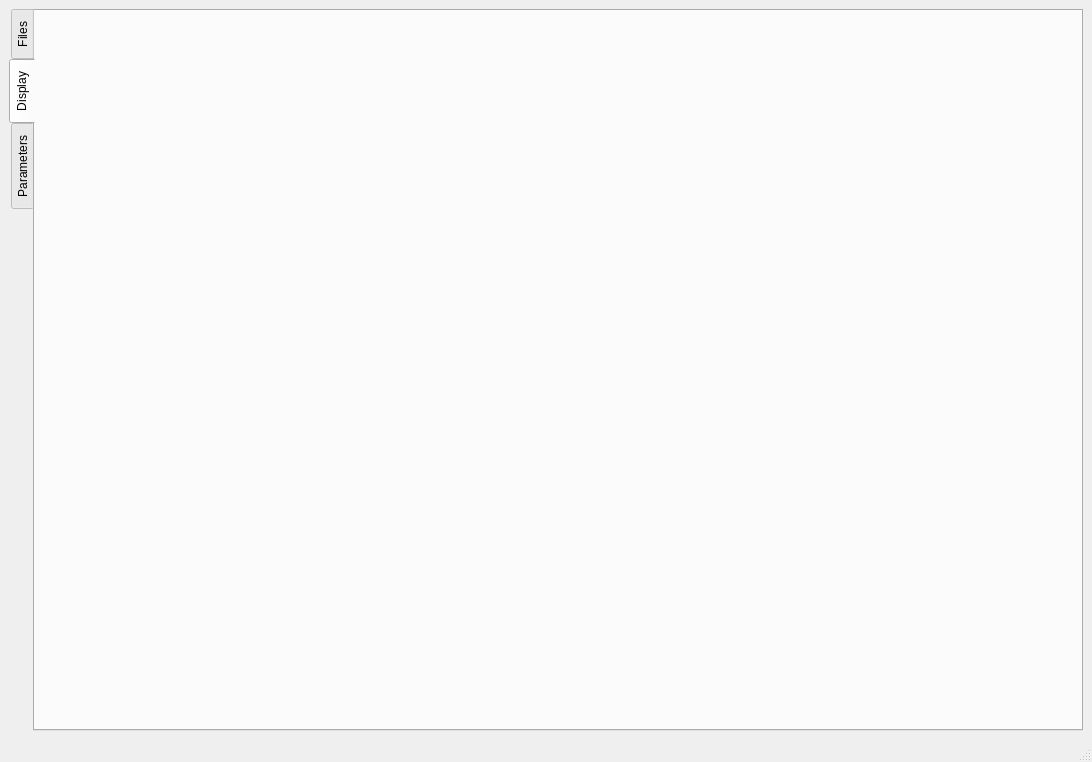
First picture: the form in mainwindow.ui, repository FastTrackOrg/FastTrack, before the edit.
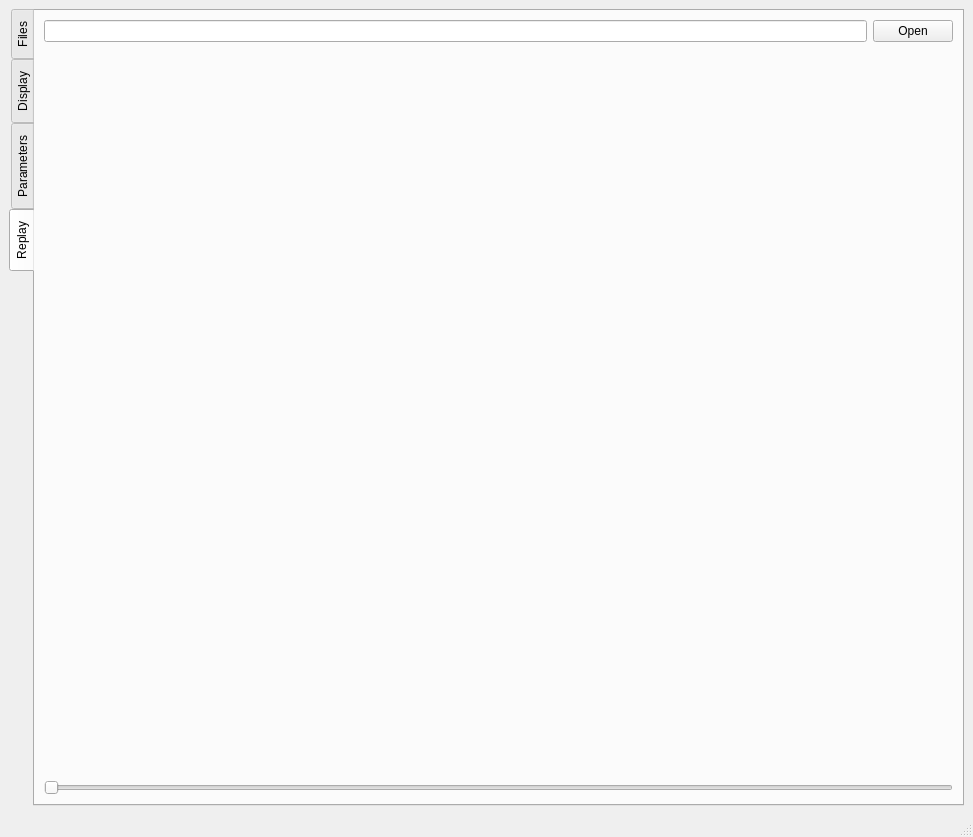
Second picture: the form after the edit. The open tabs and pages were chosen to show the change.

Commit message:
[feat] replay: add replay panel
Replay panel allows the user to replay the tracking
TO DO: dynamic correction by clicking on fish

```diff
--- a/mainwindow.ui
+++ b/mainwindow.ui
@@ -6,8 +6,8 @@
    <rect>
     <x>0</x>
     <y>0</y>
-    <width>1092</width>
-    <height>762</height>
+    <width>973</width>
+    <height>837</height>
    </rect>
   </property>
   <property name="windowTitle">
@@ -114,11 +114,11 @@
         </item>
         <item row="0" column="1">
          <widget class="QLabel" name="display2">
-          <property name="maximumSize">
-           <size>
-            <width>524</width>
-            <height>650</height>
-           </size>
+          <property name="sizePolicy">
+           <sizepolicy hsizetype="Ignored" vsizetype="Ignored">
+            <horstretch>0</horstretch>
+            <verstretch>0</verstretch>
+           </sizepolicy>
           </property>
           <property name="text">
            <string/>
@@ -161,6 +161,43 @@
         </item>
        </layout>
       </widget>
+      <widget class="QWidget" name="replay">
+       <attribute name="title">
+        <string>Replay</string>
+       </attribute>
+       <layout class="QGridLayout" name="gridLayout_5">
+        <item row="0" column="0">
+         <widget class="QLineEdit" name="replayPath"/>
+        </item>
+        <item row="0" column="1">
+         <widget class="QPushButton" name="replayOpen">
+          <property name="text">
+           <string>Open</string>
+          </property>
+         </widget>
+        </item>
+        <item row="2" column="0" colspan="2">
+         <widget class="QSlider" name="replaySlider">
+          <property name="orientation">
+           <enum>Qt::Horizontal</enum>
+          </property>
+         </widget>
+        </item>
+        <item row="1" column="0" colspan="2">
+         <widget class="QLabel" name="replayDisplay">
+          <property name="sizePolicy">
+           <sizepolicy hsizetype="Ignored" vsizetype="Ignored">
+            <horstretch>0</horstretch>
+            <verstretch>0</verstretch>
+           </sizepolicy>
+          </property>
+          <property name="text">
+           <string/>
+          </property>
+         </widget>
+        </item>
+       </layout>
+      </widget>
      </widget>
     </item>
    </layout>
```
Left out of the diff: 16 changed lines with no effect on the pictures. The commit also changes 4 other files.
